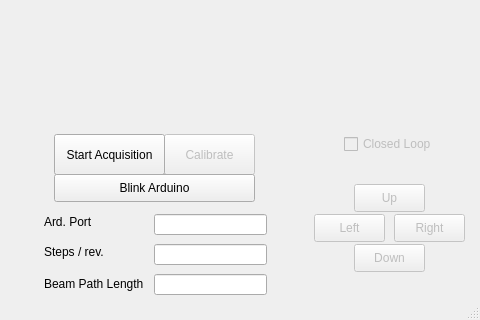
The window that src/Arduino_Control.ui (vazirilab/PyBeamProfiler) describes before a commit, drawn with Qt 5; both pictures show x 336 to 816 and y 416 to 736 of the 816 by 736 pixel window.
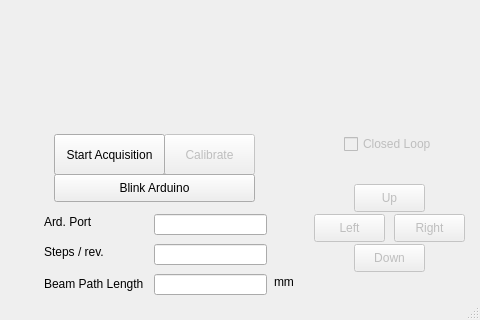
The same window after the commit.

Commit message: Adding a closed loop option

```diff
--- a/src/Arduino_Control.ui
+++ b/src/Arduino_Control.ui
@@ -398,6 +398,19 @@
      <string>Blink Arduino</string>
     </property>
    </widget>
+   <widget class="QLabel" name="label_11">
+    <property name="geometry">
+     <rect>
+      <x>610</x>
+      <y>690</y>
+      <width>56</width>
+      <height>16</height>
+     </rect>
+    </property>
+    <property name="text">
+     <string>mm</string>
+    </property>
+   </widget>
   </widget>
   <widget class="QStatusBar" name="statusbar"/>
  </widget>
```
The commit also changes 2 other files.
